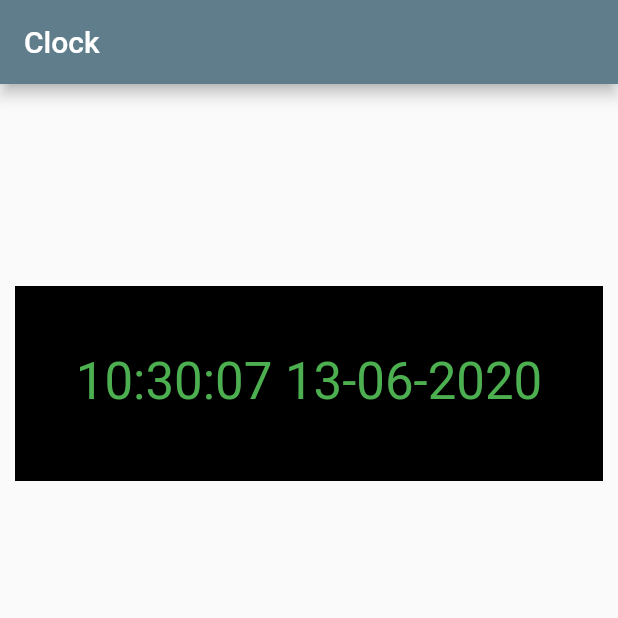
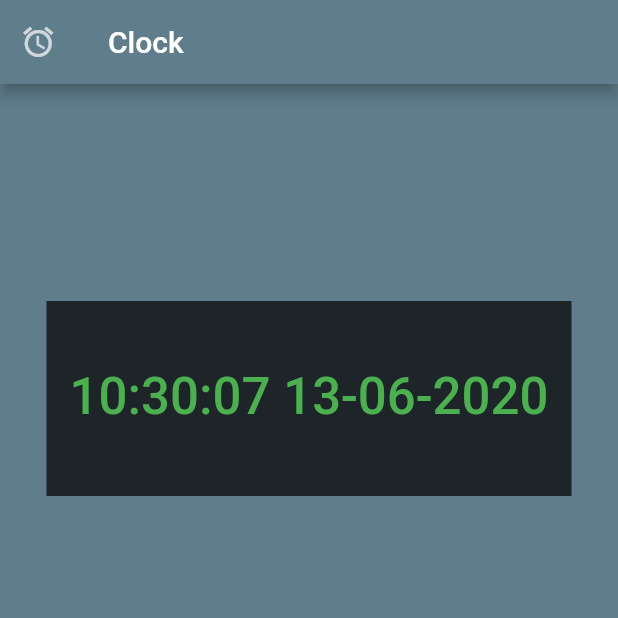
Before and after one commit to UsioZero/Flutter-clock, a Flutter app: the screen it shows after launch, on a phone screen of 412 x 824 dp, the top half of it. Run offline on Flutter 3.47's test engine with Material 2 defaults, Android fonts, the phone set to English and light mode, and no system bars.

Commit message:
+new colors, clock icon

```diff
--- a/lib/home_page.dart
+++ b/lib/home_page.dart
@@ -5,11 +5,18 @@ class HomePage extends StatelessWidget{
 
   @override
   Widget build(BuildContext context) {
-    return Scaffold(
-      appBar: AppBar(
-        title: Text('Clock'),
+    return Container(
+        child: Scaffold(
+          backgroundColor: Theme.of(context).primaryColor,
+          appBar: AppBar(
+            title: Text('Clock'),
+            leading: Container(
+              child: Icon(Icons.alarm, color: Colors.white70),
+              padding: EdgeInsets.only(right: 5),
+            ),
+          ),
+          body: new HomePageBody()
       ),
-      body: new HomePageBody()
     );
   }
 
--- a/lib/home_page_body.dart
+++ b/lib/home_page_body.dart
@@ -33,14 +33,15 @@ class _ClockTimeNow extends State<HomePageBody>{
                style: TextStyle(
                  color: Colors.green,
                  height: 1,
-                 fontSize: 34
+                 fontSize: 34,
+                 fontWeight: FontWeight.w500
                  ),
                ),
-             color: Colors.black,
-             padding: EdgeInsets.all(10.0),
-             margin: EdgeInsets.all(10.0),
+             color: Colors.black87.withOpacity(0.7),
+             padding: EdgeInsets.symmetric(horizontal: 5.0, vertical: 20),
+             margin: EdgeInsets.symmetric(horizontal: 5.0, vertical: 0),
              alignment: Alignment.center,
-             width: 600,
+             width: 350,
              height: 130,
            ),
          ],
--- a/lib/main.dart
+++ b/lib/main.dart
@@ -10,7 +10,8 @@ class Clock extends StatelessWidget{
     return new MaterialApp(
       title: 'Clock',
       theme: new ThemeData(
-        primarySwatch: Colors.blueGrey
+        primarySwatch: Colors.blueGrey,
+        textTheme: TextTheme(bodyText1: TextStyle(color: Colors.white))
       ),
       home: new HomePage(),
     );
```
